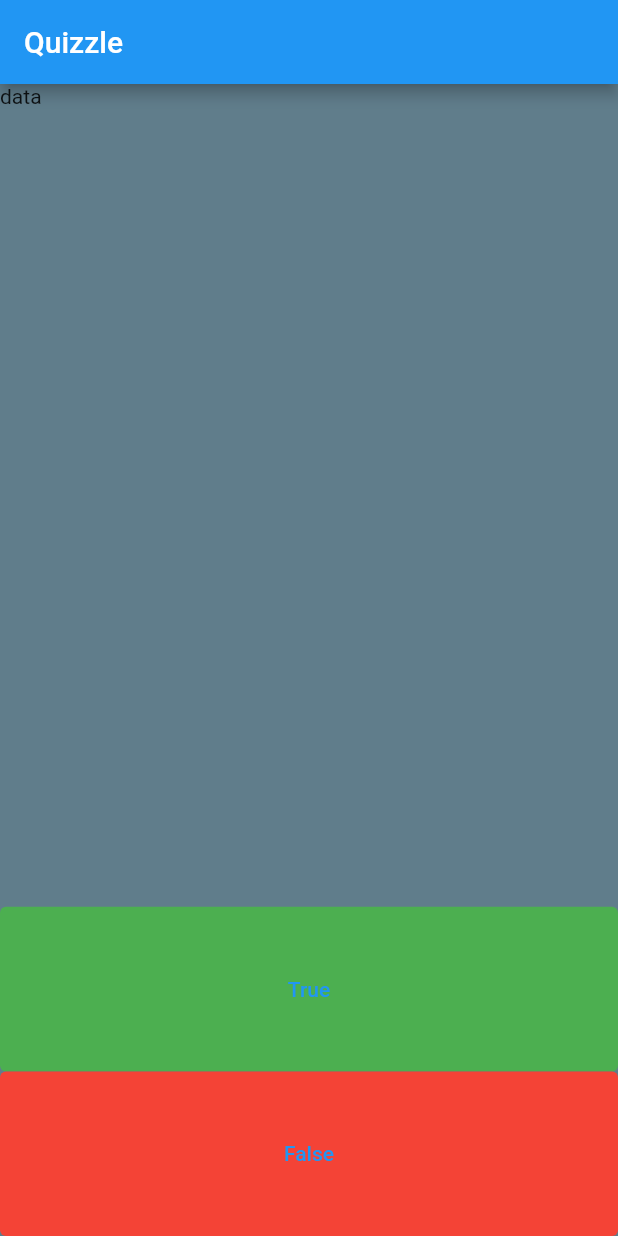
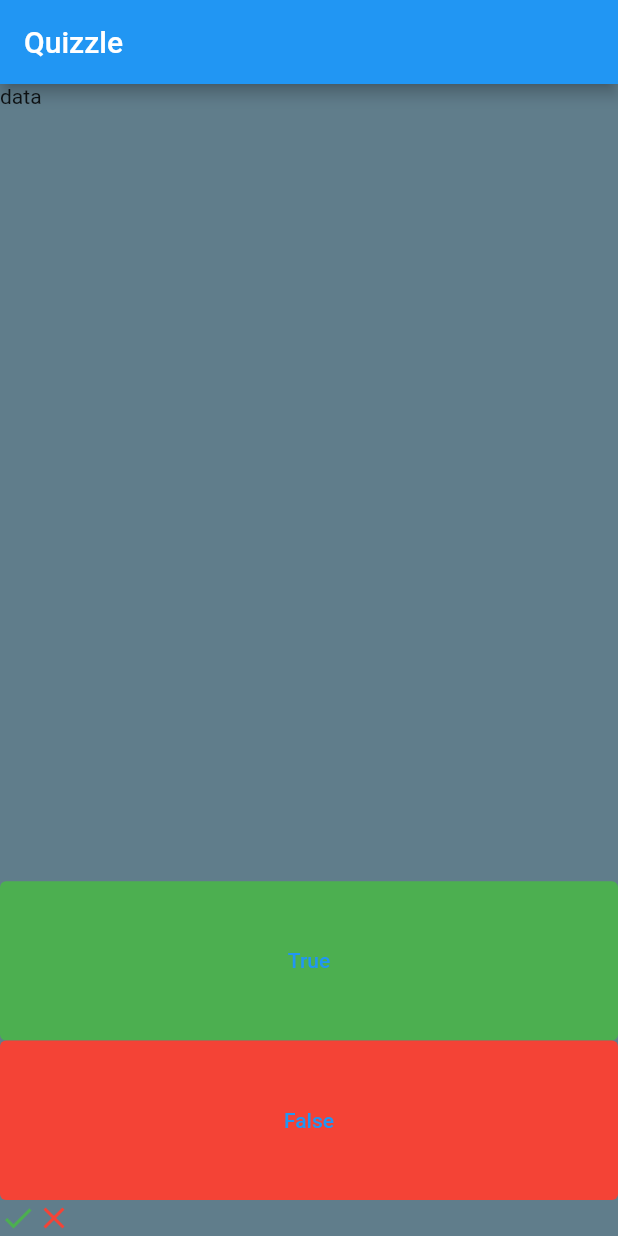
Before and after one commit to Jhay4Julian/quizzle_flutter, a Flutter app: the screen it shows after launch, on a phone screen of 412 x 824 dp. Run offline on Flutter 3.47's test engine with Material 2 defaults, Android fonts, the phone set to English and light mode, and no system bars.

Commit message:
added a score keeper

```diff
--- a/lib/main.dart
+++ b/lib/main.dart
@@ -34,6 +34,18 @@ class QuizPage extends StatefulWidget {
 }
 
 class _QuizPageState extends State<QuizPage> {
+
+  List<Icon> scoreKeeper = [
+    const Icon(
+      Icons.check,
+      color: Colors.green
+    ),
+    const Icon(
+      Icons.clear,
+      color: Colors.red
+    )
+  ];
+
   @override
   Widget build(BuildContext context) {
     return Column(
@@ -60,8 +72,11 @@ class _QuizPageState extends State<QuizPage> {
             style: TextButton.styleFrom(
               backgroundColor: Colors.red
             ),
-            ),
+          ),
         ),
+        Row(
+          children: scoreKeeper,
+        )
       ],
     );
   }
```
